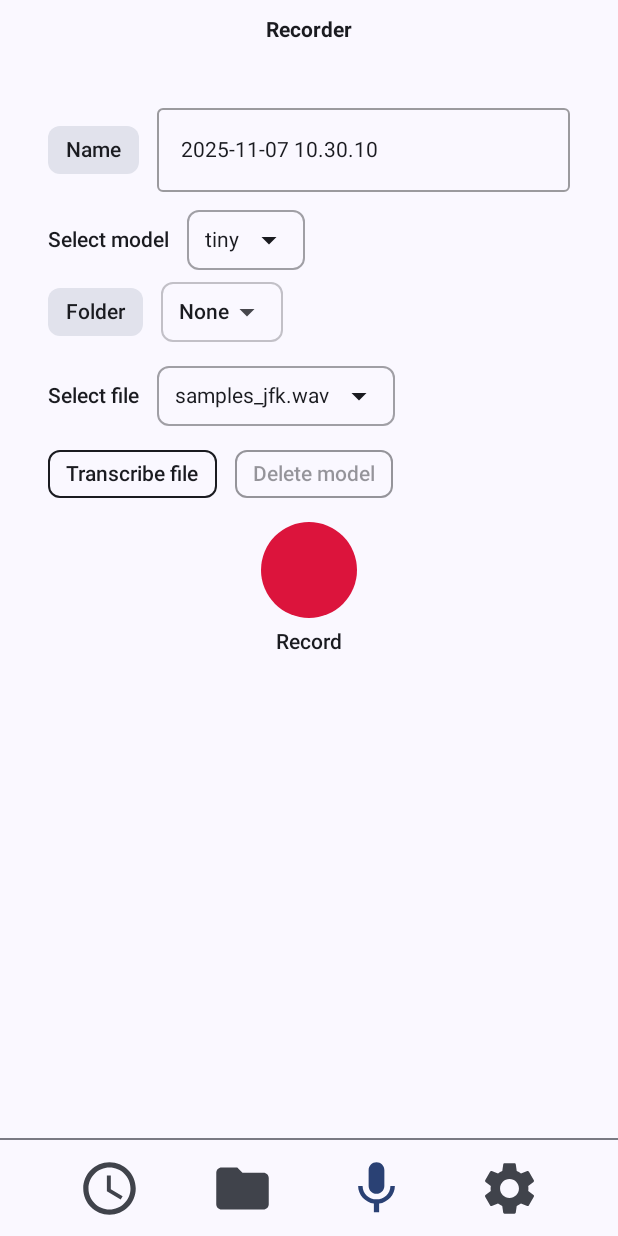
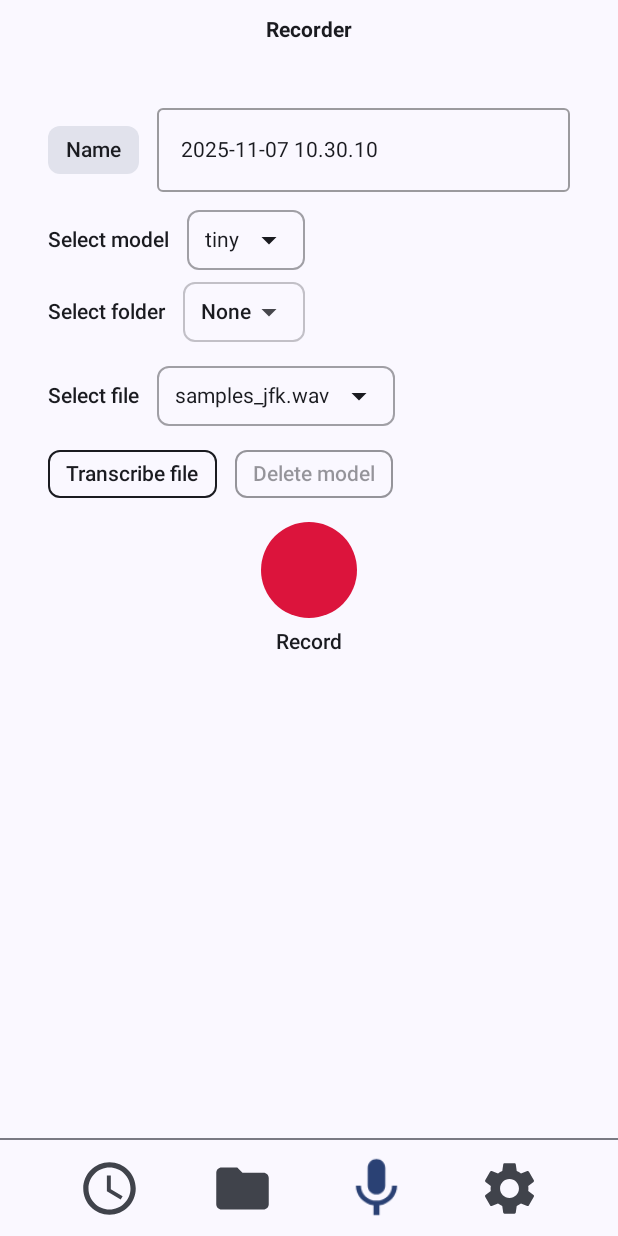
Before and after one commit to Sham-Naq/whisper_kotlin, an Android app built with Jetpack Compose: the screen it shows after launch (MainActivity), after a tap on "Recorder", on a phone screen of 412 x 824 dp. Run offline under Robolectric (Android 15) with nearby library versions, the phone set to English and light mode, and no system bars; pictures from the network do not load.

Commit message:
ui fixes

```diff
--- a/app/src/main/java/com/example/whisper_kotlin/MainActivity.kt
+++ b/app/src/main/java/com/example/whisper_kotlin/MainActivity.kt
@@ -83,7 +83,10 @@ import androidx.compose.material.icons.filled.Stop
 import androidx.compose.ui.graphics.luminance
 import androidx.core.view.WindowCompat
 import androidx.compose.ui.graphics.toArgb
+import androidx.compose.foundation.gestures.detectHorizontalDragGestures
+import androidx.compose.ui.input.pointer.pointerInput
 import androidx.core.view.WindowInsetsControllerCompat
+import kotlin.math.abs
 import com.example.compose.AppTheme
 import androidx.compose.material3.MaterialTheme
 
@@ -227,7 +230,8 @@ private fun NavigationIcon(
         BottomTab.Settings -> Icons.Filled.Settings
     }
 
-    val shouldAnimate = (tab == BottomTab.Transcription || tab == BottomTab.Settings) && isSelected
+    // Animate all tabs slightly when selected to keep interaction consistent
+    val shouldAnimate = isSelected
     val scale by animateFloatAsState(
         targetValue = if (shouldAnimate) 1.12f else 1f,
         label = "navIconScale_${tab.route}"
@@ -258,7 +262,7 @@ private fun NavigationIcon(
     }
 }
 
-@OptIn(ExperimentalAnimationApi::class)
+@OptIn(ExperimentalAnimationApi::class, ExperimentalMaterialApi::class)
 @Composable
 private fun HomeScreen() {
     var activeTab by rememberSaveable { mutableStateOf(BottomTab.Transcription) }
@@ -394,11 +398,42 @@ private fun HomeScreen() {
         }
 
             // Main content area
+            // Swipe left/right across content to navigate between tabs (disabled while viewing a detail)
+            val density = LocalDensity.current
+            val swipeThresholdPx = with(density) { 64.dp.toPx() }
+            var cumulativeDragX by remember { mutableStateOf(0f) }
+
             Box(
                 modifier = Modifier
                     .weight(1f)
                     .fillMaxWidth()
                     .padding(16.dp)
+                    .let { base ->
+                        if (detailEntry == null) {
+                            base.pointerInput(activeTab) {
+                                detectHorizontalDragGestures(
+                                    onDragStart = { cumulativeDragX = 0f },
+                                    onHorizontalDrag = { _, dragAmount ->
+                                        cumulativeDragX += dragAmount
+                                    },
+                                    onDragEnd = {
+                                        if (abs(cumulativeDragX) >= swipeThresholdPx) {
+                                            val currentIndex = bottomTabOrder.indexOf(activeTab).coerceAtLeast(0)
+                                            val target = if (cumulativeDragX > 0f) {
+                                                bottomTabOrder.getOrNull(currentIndex - 1)
+                                            } else {
+                                                bottomTabOrder.getOrNull(currentIndex + 1)
+                                            }
+                                            if (target != null) {
+                                                detailEntryId = null
+                                                activeTab = target
+                                            }
+                                        }
+                                    }
+                                )
+                            }
+                        } else base
+                    }
             ) {
                 AnimatedContent(
                     targetState = activeTab,
--- a/app/src/main/java/com/example/whisper_kotlin/ui/FolderSelectorRow.kt
+++ b/app/src/main/java/com/example/whisper_kotlin/ui/FolderSelectorRow.kt
@@ -55,18 +55,11 @@ fun FolderSelectorRow(
 
     Column(verticalArrangement = Arrangement.spacedBy(8.dp)) {
         Row(horizontalArrangement = Arrangement.spacedBy(12.dp), verticalAlignment = Alignment.CenterVertically) {
-            // Title chip (non-clickable)
-            Box(
-                modifier = Modifier
-                    .background(buttonBg, shape)
-                    .padding(horizontal = 12.dp, vertical = 8.dp),
-                contentAlignment = Alignment.Center
-            ) {
-                BasicText(
-                    text = "Folder",
-                    style = TextStyle(color = textColor, fontWeight = FontWeight.Medium)
-                )
-            }
+            // Title (plain text, not highlighted) – consistent with Select model/file
+            BasicText(
+                text = "Select folder",
+                style = TextStyle(color = textColor, fontWeight = FontWeight.SemiBold)
+            )
 
             // Current selection chip (clickable)
             Box(
```
